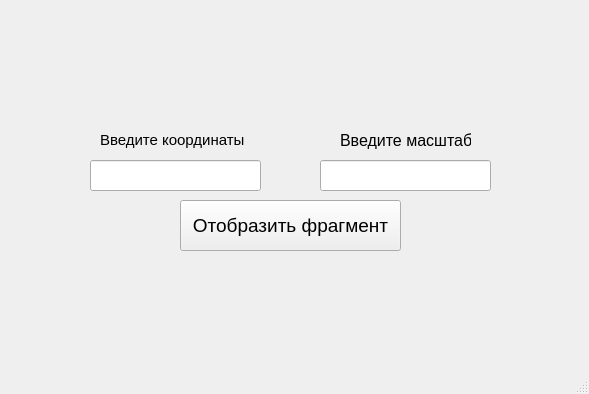
Qt form window.ui (mixxem/yandex_project) before a commit.
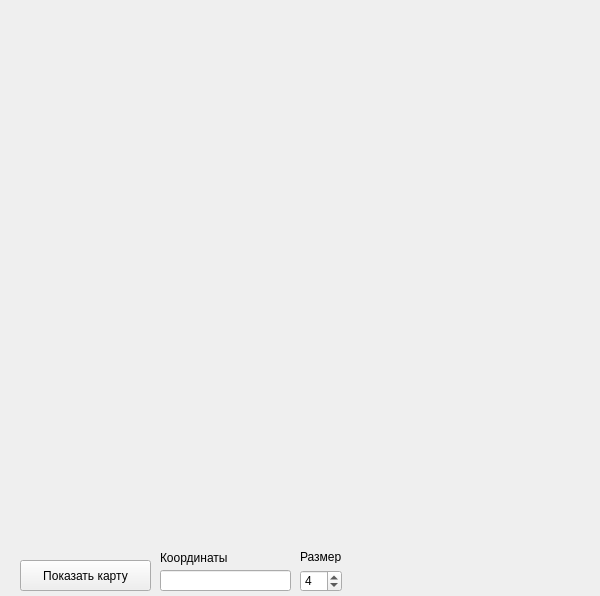
The same form after that commit.

Diff of the .ui file:
```diff
--- a/window.ui
+++ b/window.ui
@@ -1,105 +1,99 @@
 <?xml version="1.0" encoding="UTF-8"?>
 <ui version="4.0">
- <class>MainWindow</class>
- <widget class="QMainWindow" name="MainWindow">
+ <class>Form</class>
+ <widget class="QWidget" name="Form">
   <property name="geometry">
    <rect>
     <x>0</x>
     <y>0</y>
-    <width>589</width>
-    <height>394</height>
+    <width>600</width>
+    <height>596</height>
    </rect>
   </property>
   <property name="windowTitle">
    <string>MainWindow</string>
   </property>
-  <widget class="QWidget" name="centralwidget">
    <widget class="QPushButton" name="startButton">
     <property name="geometry">
      <rect>
-      <x>180</x>
-      <y>200</y>
-      <width>221</width>
-      <height>51</height>
-     </rect>
-    </property>
-    <property name="font">
-     <font>
-      <pointsize>14</pointsize>
-     </font>
-    </property>
+     <x>20</x>
+     <y>560</y>
+     <width>131</width>
+     <height>31</height>
+    </rect>
+   </property>
     <property name="text">
-     <string>Отобразить фрагмент</string>
+    <string>Показать карту</string>
     </property>
    </widget>
    <widget class="QLineEdit" name="coordsEdit">
     <property name="geometry">
      <rect>
-      <x>90</x>
-      <y>160</y>
-      <width>171</width>
-      <height>31</height>
+     <x>160</x>
+     <y>570</y>
+     <width>131</width>
+     <height>21</height>
      </rect>
     </property>
    </widget>
-   <widget class="QLineEdit" name="scaleEdit">
+  <widget class="QSpinBox" name="scaleEdit">
     <property name="geometry">
      <rect>
-      <x>320</x>
-      <y>160</y>
-      <width>171</width>
-      <height>31</height>
-     </rect>
-    </property>
+     <x>300</x>
+     <y>570</y>
+     <width>42</width>
+     <height>22</height>
+    </rect>
+   </property>
+   <property name="minimum">
+    <number>1</number>
+   </property>
+   <property name="maximum">
+    <number>16</number>
+   </property>
+   <property name="value">
+    <number>4</number>
+   </property>
    </widget>
    <widget class="QLabel" name="label">
     <property name="geometry">
      <rect>
-      <x>100</x>
-      <y>130</y>
-      <width>151</width>
-      <height>20</height>
-     </rect>
-    </property>
-    <property name="font">
-     <font>
-      <pointsize>11</pointsize>
-     </font>
-    </property>
+     <x>160</x>
+     <y>550</y>
+     <width>131</width>
+     <height>16</height>
+    </rect>
+   </property>
     <property name="text">
-     <string>Введите координаты</string>
+    <string>Координаты</string>
     </property>
    </widget>
    <widget class="QLabel" name="label_2">
     <property name="geometry">
      <rect>
-      <x>340</x>
-      <y>130</y>
-      <width>131</width>
-      <height>21</height>
-     </rect>
-    </property>
-    <property name="font">
-     <font>
-      <pointsize>12</pointsize>
-     </font>
-    </property>
+     <x>300</x>
+     <y>550</y>
+     <width>47</width>
+     <height>13</height>
+    </rect>
+   </property>
     <property name="text">
-     <string>Введите масштаб</string>
-    </property>
-   </widget>
-  </widget>
-  <widget class="QMenuBar" name="menubar">
+    <string>Размер</string>
+   </property>
+  </widget>
+  <widget class="QLabel" name="image">
    <property name="geometry">
     <rect>
      <x>0</x>
      <y>0</y>
-     <width>589</width>
-     <height>21</height>
+     <width>601</width>
+     <height>551</height>
     </rect>
    </property>
+   <property name="text">
+    <string/>
+   </property>
   </widget>
-  <widget class="QStatusBar" name="statusbar"/>
  </widget>
  <resources/>
  <connections/>
```
Left out of the diff: 2 changed lines with no effect on the pictures. Lines whose indentation alone changed are shown as unchanged.
